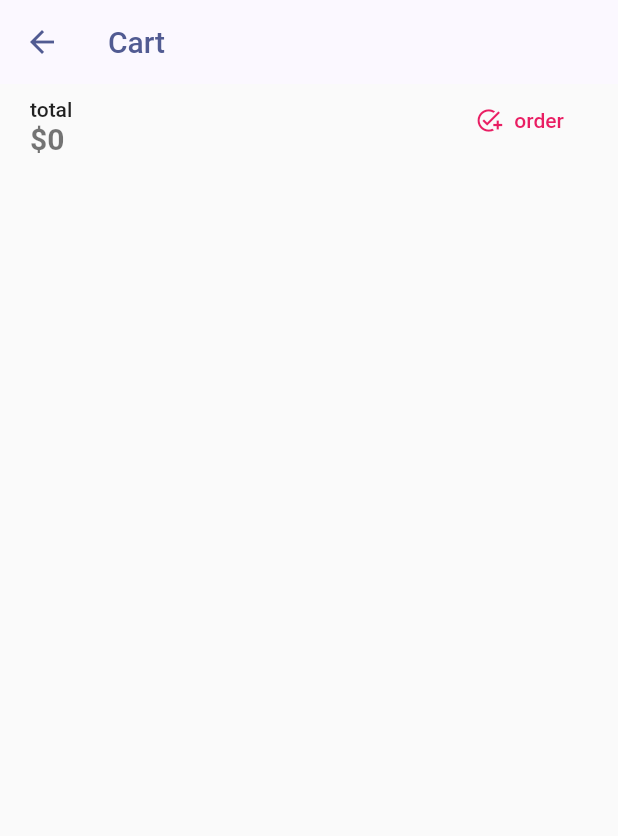
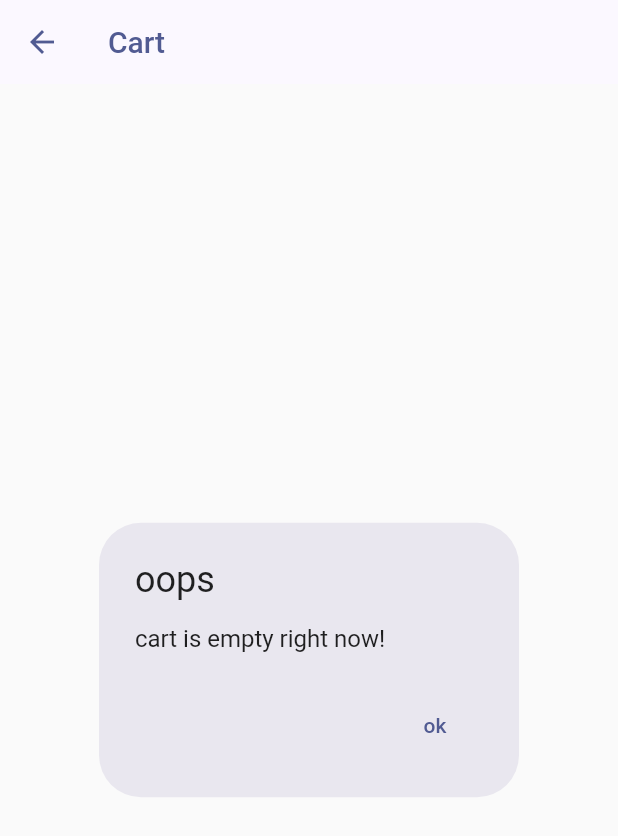
Before and after one commit to 7samasm/SudaFire, a Flutter app: the CartScreen screen opened directly, on a phone screen of 412 x 824 dp. Shown: the top 836 px of the screen. Run offline on Flutter 3.47's test engine with Material 2 defaults, Android fonts, the light colour scheme and no system bars; our stand-ins replace cloud_firestore, firebase_auth, firebase_core, firebase_storage, flutter_riverpod, gap and 2 more; accounts and stored records are empty.

Commit message:
fixes in cart screen

```diff
--- a/lib/screens/cart/cart_screen.dart
+++ b/lib/screens/cart/cart_screen.dart
@@ -7,7 +7,7 @@ import 'package:shop_fire/screens/cart/widgets/cart_summary.dart';
 import 'models/cart_item.dart';
 import 'widgets/cart_tile.dart';
 
-class CartScreen extends StatelessWidget {
+class CartScreen extends ConsumerWidget {
   const CartScreen({Key? key}) : super(key: key);
 
   int _getTotalPrice(List<CartItem> cartItem) {
@@ -19,7 +19,8 @@ class CartScreen extends StatelessWidget {
   }
 
   @override
-  Widget build(BuildContext context) {
+  Widget build(BuildContext context, ref) {
+    final cartItems = ref.watch(cartProvider);
     print('CartScreen called');
 
     Widget content = Column(
@@ -29,26 +30,20 @@ class CartScreen extends StatelessWidget {
           child: Row(
             crossAxisAlignment: CrossAxisAlignment.end,
             children: [
-              Consumer(
-                builder: (context, ref, child) {
-                  final cartItems = ref.watch(cartProvider);
-                  return Text.rich(
+              Text.rich(
                 TextSpan(
                   text: 'total\n',
                   style: Theme.of(context).textTheme.bodyLarge,
                   children: [
                     TextSpan(
                       text: '\$${_getTotalPrice(cartItems)}',
-                          style:
-                              Theme.of(context).textTheme.titleLarge!.copyWith(
+                      style: Theme.of(context).textTheme.titleLarge!.copyWith(
                             color: Colors.black54,
                             fontWeight: FontWeight.bold,
                           ),
                     ),
                   ],
                 ),
-                  );
-                },
               ),
               const Spacer(),
               TextButton.icon(
@@ -77,33 +72,38 @@ class CartScreen extends StatelessWidget {
           ),
         ),
         Expanded(
-          child: Consumer(
-            builder: (context, ref, child) {
-              final cartItems = ref.watch(cartProvider);
-              return ListView.builder(
+          child: ListView.builder(
             itemCount: cartItems.length,
             itemBuilder: (ctx, i) => Dismissible(
               key: ValueKey(cartItems[i].id),
               direction: DismissDirection.startToEnd,
               onDismissed: (dir) {
-                    ref
-                        .read(cartProvider.notifier)
-                        .deleteCartItem(cartItems[i]);
+                ref.read(cartProvider.notifier).deleteCartItem(cartItems[i]);
               },
               child: CartTile(cartItem: cartItems[i]),
             ),
-              );
-            },
           ),
         ),
       ],
     );
 
-    // if (cartItems.isEmpty) {
-    //   content = const Center(
-    //     child: Text('cart is empty right now!'),
-    //   );
-    // }
+    if (cartItems.isEmpty) {
+      content = AlertDialog(
+        title: const Text('oops'),
+        // actionsPadding: const EdgeInsets.all(10),
+        contentTextStyle: Theme.of(context).textTheme.titleMedium,
+        content: const Text('cart is empty right now!'),
+
+        actions: [
+          TextButton(
+            onPressed: () {
+              Navigator.of(context).pop();
+            },
+            child: const Text('ok'),
+          ),
+        ],
+      );
+    }
 
     return Scaffold(
       appBar: AppBar(
```
Lines whose indentation alone changed are shown as unchanged.
